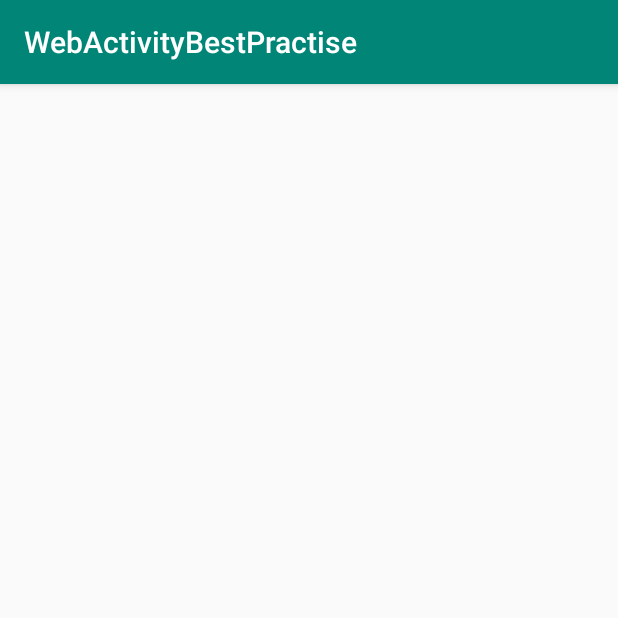
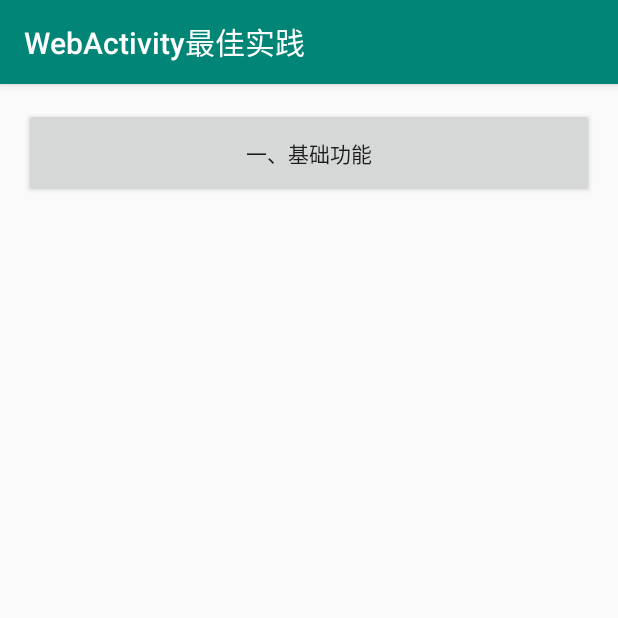
Before and after one commit to SherlockShi/WebActivityBestPractise, an Android app: the screen it shows after launch (MainActivity), on a phone screen of 412 x 824 dp, the top half of it. Run offline under Robolectric (Android 15) with nearby library versions, the phone set to English and light mode, and no system bars.

Commit message:
新增功能【一、基础功能】

```diff
--- a/app/src/main/AndroidManifest.xml
+++ b/app/src/main/AndroidManifest.xml
@@ -1,6 +1,9 @@
 <?xml version="1.0" encoding="utf-8"?>
 <manifest xmlns:android="http://schemas.android.com/apk/res/android"
     package="com.sherlockshi.webactivitybestpractise">
+
+    <uses-permission android:name="android.permission.INTERNET" />
+    <uses-permission android:name="android.permission.ACCESS_NETWORK_STATE" />
 
     <application
         android:allowBackup="true"
@@ -17,6 +20,7 @@
                 <category android:name="android.intent.category.LAUNCHER" />
             </intent-filter>
         </activity>
+        <activity android:name=".WebActivity"/>
     </application>
 
 </manifest>
--- a/app/src/main/java/com/sherlockshi/webactivitybestpractise/MainActivity.java
+++ b/app/src/main/java/com/sherlockshi/webactivitybestpractise/MainActivity.java
@@ -1,5 +1,9 @@
 package com.sherlockshi.webactivitybestpractise;
 
+import android.os.Bundle;
+import android.view.View;
+
+import androidx.annotation.Nullable;
 import androidx.appcompat.app.AppCompatActivity;
 
 /**
@@ -9,4 +13,19 @@ import androidx.appcompat.app.AppCompatActivity;
  * Description:
  */
 public class MainActivity extends AppCompatActivity {
+
+    @Override
+    protected void onCreate(@Nullable Bundle savedInstanceState) {
+        super.onCreate(savedInstanceState);
+        setContentView(R.layout.activity_main);
+
+        // 一、基础功能
+        findViewById(R.id.btn1_basic_function).setOnClickListener(new View.OnClickListener() {
+            @Override
+            public void onClick(View view) {
+                startActivity(WebActivity.getIntent(MainActivity.this));
+//                startActivity(WebActivity.getIntent(MainActivity.this, "一、基础功能"));
+            }
+        });
+    }
 }
--- a/app/src/main/res/layout/activity_main.xml
+++ b/app/src/main/res/layout/activity_main.xml
@@ -1,7 +1,19 @@
 <?xml version="1.0" encoding="utf-8"?>
-<LinearLayout xmlns:android="http://schemas.android.com/apk/res/android"
+<androidx.core.widget.NestedScrollView xmlns:android="http://schemas.android.com/apk/res/android"
     android:layout_width="match_parent"
     android:layout_height="match_parent"
-    android:orientation="vertical">
+    android:fillViewport="true">
 
-</LinearLayout>
+    <LinearLayout
+        android:layout_width="match_parent"
+        android:layout_height="match_parent"
+        android:padding="16dp"
+        android:orientation="vertical">
+
+        <Button
+            android:id="@+id/btn1_basic_function"
+            android:layout_width="match_parent"
+            android:layout_height="60dp"
+            android:text="一、基础功能"/>
+    </LinearLayout>
+</androidx.core.widget.NestedScrollView>
--- a/app/src/main/res/layout/activity_web.xml
+++ b/app/src/main/res/layout/activity_web.xml
@@ -2,6 +2,7 @@
 <LinearLayout xmlns:android="http://schemas.android.com/apk/res/android"
     xmlns:app="http://schemas.android.com/apk/res-auto"
     xmlns:tools="http://schemas.android.com/tools"
+    android:id="@+id/llyt_container"
     android:layout_width="match_parent"
     android:layout_height="match_parent"
     tools:context=".WebActivity">
--- a/app/src/main/res/values/strings.xml
+++ b/app/src/main/res/values/strings.xml
@@ -1,3 +1,3 @@
 <resources>
-    <string name="app_name">WebActivityBestPractise</string>
+    <string name="app_name">WebActivity最佳实践</string>
 </resources>
```
Also changed, not shown: app/src/main/java/com/sherlockshi/webactivitybestpractise/WebActivity.java (+55 -0 lines), 1 other file.
